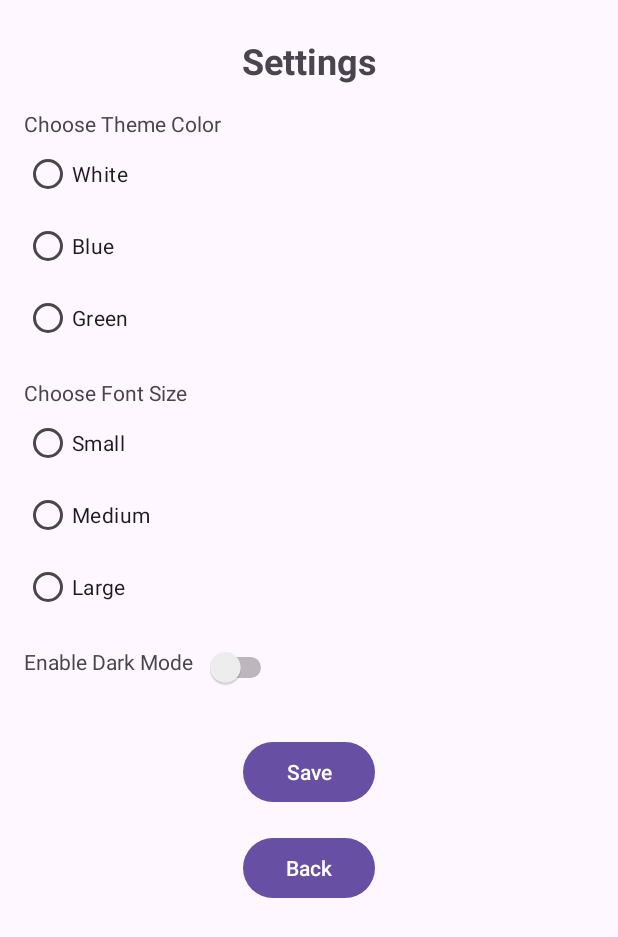
After one commit to ST10083156/OPSC_QuizCore, an Android app: the layout activity_settings.xml on its own in the app's theme, with its tools: preview values and no code run, on a phone screen of 412 x 824 dp. The commit adds this screen. Shown: the top 937 px of the screen. Run offline under Robolectric (Android 15) with nearby library versions, the phone set to English and light mode, and no system bars.

Commit message:
added settings

```diff
--- a/app/src/main/AndroidManifest.xml
+++ b/app/src/main/AndroidManifest.xml
@@ -4,6 +4,7 @@
 
     <uses-permission android:name="android.permission.INTERNET" />
     <uses-permission android:name="android.permission.ACCESS_NETWORK_STATE" />
+
     <application
         android:allowBackup="true"
         android:dataExtractionRules="@xml/data_extraction_rules"
@@ -15,8 +16,9 @@
         android:theme="@style/Theme.OPSC_QuizCore"
         android:usesCleartextTraffic="true"
         tools:targetApi="31">
-
-
+        <activity
+            android:name=".SettingsActivity"
+            android:exported="false" />
         <activity
             android:name=".ScoreDisplayActivity"
             android:exported="false" />
--- a/app/src/main/java/com/example/opsc_quizcore/Models/SettingsModel.kt
+++ b/app/src/main/java/com/example/opsc_quizcore/Models/SettingsModel.kt
@@ -3,5 +3,6 @@ package com.example.opsc_quizcore.Models
 data class SettingsModel(
     val UserID : String,
     val Mode : String = "Light",
-    val Theme : String = ""
+    val Theme : String = "Red",
+    val Size: String = "Small"
 )
--- /dev/null
+++ b/app/src/main/res/layout/activity_settings.xml
@@ -0,0 +1,140 @@
+<?xml version="1.0" encoding="utf-8"?>
+<androidx.constraintlayout.widget.ConstraintLayout xmlns:android="http://schemas.android.com/apk/res/android"
+    xmlns:app="http://schemas.android.com/apk/res-auto"
+    xmlns:tools="http://schemas.android.com/tools"
+    android:id="@+id/root_layout"
+    android:layout_width="match_parent"
+    android:layout_height="match_parent"
+    tools:context=".SettingsActivity">
+
+    <!-- Title -->
+    <TextView
+        android:id="@+id/tvTitle"
+        android:layout_width="wrap_content"
+        android:layout_height="wrap_content"
+        android:text="Settings"
+        android:textSize="24sp"
+        android:textStyle="bold"
+        android:layout_marginTop="24dp"
+        app:layout_constraintTop_toTopOf="parent"
+        app:layout_constraintStart_toStartOf="parent"
+        app:layout_constraintEnd_toEndOf="parent" />
+
+    <!-- Color Picker Options -->
+    <TextView
+        android:id="@+id/tvColorPickerLabel"
+        android:layout_width="wrap_content"
+        android:layout_height="wrap_content"
+        android:text="Choose Theme Color"
+        android:layout_marginTop="16dp"
+        app:layout_constraintTop_toBottomOf="@id/tvTitle"
+        app:layout_constraintStart_toStartOf="parent"
+        android:layout_marginStart="16dp" />
+
+    <RadioGroup
+        android:id="@+id/rgColors"
+        android:layout_width="wrap_content"
+        android:layout_height="wrap_content"
+        app:layout_constraintTop_toBottomOf="@id/tvColorPickerLabel"
+        app:layout_constraintStart_toStartOf="parent"
+        android:layout_marginStart="16dp">
+
+        <RadioButton
+            android:id="@+id/rbWhite"
+            android:layout_width="wrap_content"
+            android:layout_height="wrap_content"
+            android:text="White" />
+
+        <RadioButton
+            android:id="@+id/rbBlue"
+            android:layout_width="wrap_content"
+            android:layout_height="wrap_content"
+            android:text="Blue" />
+
+        <RadioButton
+            android:id="@+id/rbGreen"
+            android:layout_width="wrap_content"
+            android:layout_height="wrap_content"
+            android:text="Green" />
+    </RadioGroup>
+
+    <!-- Font Size Options -->
+    <TextView
+        android:id="@+id/tvFontSizeLabel"
+        android:layout_width="wrap_content"
+        android:layout_height="wrap_content"
+        android:text="Choose Font Size"
+        android:layout_marginTop="16dp"
+        app:layout_constraintTop_toBottomOf="@id/rgColors"
+        app:layout_constraintStart_toStartOf="parent"
+        android:layout_marginStart="16dp" />
+
+    <RadioGroup
+        android:id="@+id/rgFontSize"
+        android:layout_width="wrap_content"
+        android:layout_height="wrap_content"
+        app:layout_constraintTop_toBottomOf="@id/tvFontSizeLabel"
+        app:layout_constraintStart_toStartOf="parent"
+        android:layout_marginStart="16dp">
+
+        <RadioButton
+            android:id="@+id/rbSmall"
+            android:layout_width="wrap_content"
+            android:layout_height="wrap_content"
+            android:text="Small" />
+
+        <RadioButton
+            android:id="@+id/rbMedium"
+            android:layout_width="wrap_content"
+            android:layout_height="wrap_content"
+            android:text="Medium" />
+
+        <RadioButton
+            android:id="@+id/rbLarge"
+            android:layout_width="wrap_content"
+            android:layout_height="wrap_content"
+            android:text="Large" />
+    </RadioGroup>
+
+    <!-- Dark Mode Switch -->
+    <TextView
+        android:id="@+id/tvDarkModeLabel"
+        android:layout_width="wrap_content"
+        android:layout_height="wrap_content"
+        android:text="Enable Dark Mode"
+        android:layout_marginTop="16dp"
+        app:layout_constraintTop_toBottomOf="@id/rgFontSize"
+        app:layout_constraintStart_toStartOf="parent"
+        android:layout_marginStart="16dp" />
+
+    <Switch
+        android:id="@+id/switchDarkMode"
+        android:layout_width="wrap_content"
+        android:layout_height="wrap_content"
+        app:layout_constraintTop_toTopOf="@id/tvDarkModeLabel"
+        app:layout_constraintStart_toEndOf="@id/tvDarkModeLabel"
+        android:layout_marginStart="8dp" />
+
+    <!-- Save Button -->
+    <Button
+        android:id="@+id/btnSaveSettings"
+        android:layout_width="wrap_content"
+        android:layout_height="wrap_content"
+        android:text="Save"
+        android:layout_marginTop="32dp"
+        app:layout_constraintTop_toBottomOf="@id/switchDarkMode"
+        app:layout_constraintStart_toStartOf="parent"
+        app:layout_constraintEnd_toEndOf="parent" />
+
+    <!-- Back Button -->
+    <Button
+        android:id="@+id/btnBack"
+        android:layout_width="wrap_content"
+        android:layout_height="wrap_content"
+        android:text="Back"
+        android:layout_marginTop="16dp"
+        app:layout_constraintTop_toBottomOf="@id/btnSaveSettings"
+        app:layout_constraintStart_toStartOf="parent"
+        app:layout_constraintEnd_toEndOf="parent" />
+
+</androidx.constraintlayout.widget.ConstraintLayout>
```
Also changed, not shown: app/src/main/java/com/example/opsc_quizcore/CreateQuizActivity.kt (+18 -0 lines), app/src/main/java/com/example/opsc_quizcore/DashboardActivity.kt (+18 -0 lines), app/src/main/java/com/example/opsc_quizcore/MainActivity.kt (+57 -54 lines), app/src/main/java/com/example/opsc_quizcore/QuizActivity.kt (+15 -0 lines), app/src/main/java/com/example/opsc_quizcore/ScoreDisplayActivity.kt (+17 -0 lines), app/src/main/java/com/example/opsc_quizcore/SelectQuizActivity.kt (+17 -0 lines), app/src/main/java/com/example/opsc_quizcore/SettingsActivity.java (added, +171 -0 lines), app/src/main/java/com/example/opsc_quizcore/UserDetailsActivity.kt (+16 -0 lines), app/src/main/res/layout/activity_main.xml (+20 -8 lines).
